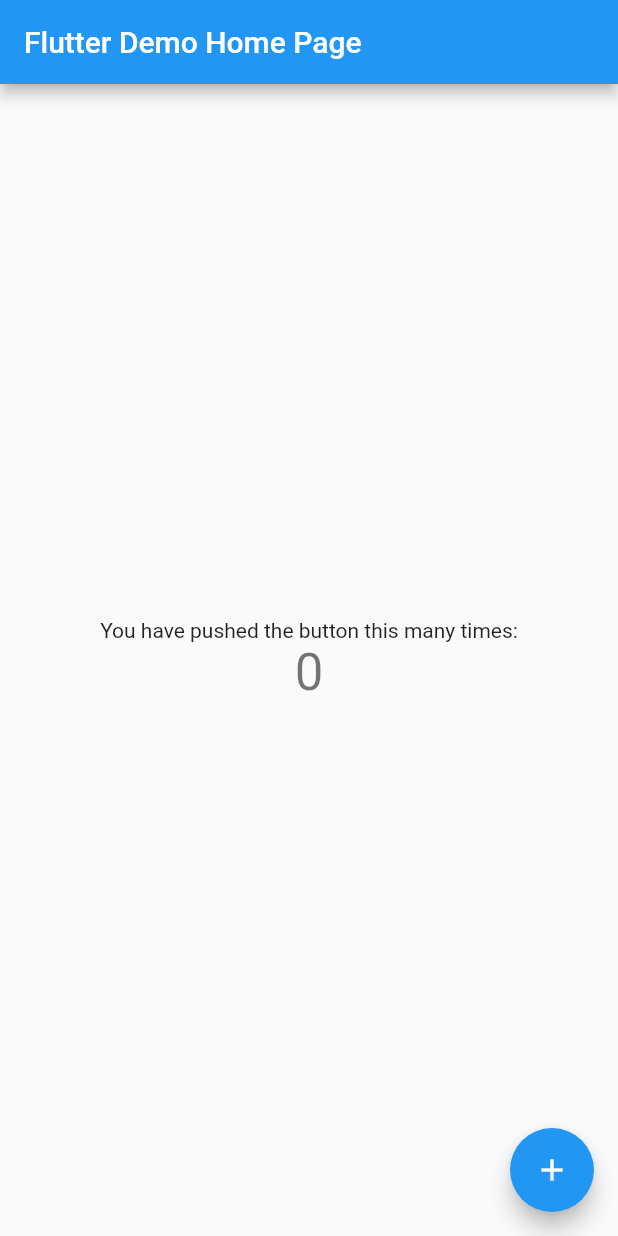
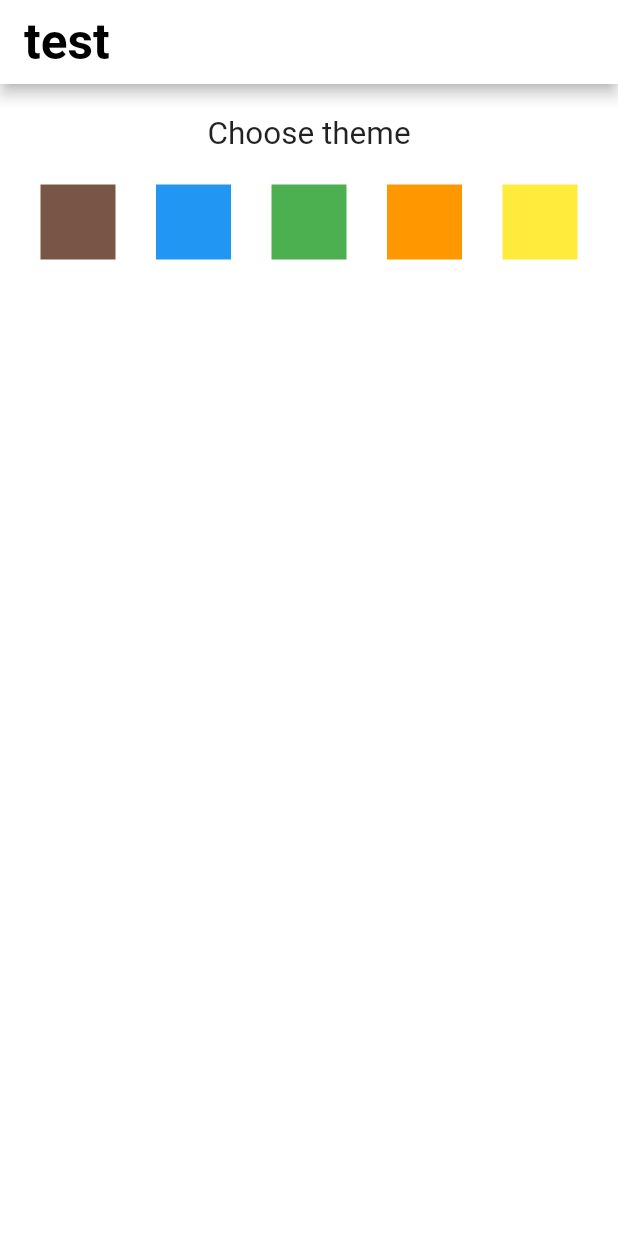
Before and after one commit to matua/advanced_widgets, a Flutter app: the screen it shows after launch, on a phone screen of 412 x 824 dp. Run offline on Flutter 3.47's test engine with Material 2 defaults, Android fonts, the phone set to English and light mode, and no system bars.

Commit message:
app color profile changer using InheritedWidget and Provider (for managing state of model inside InheritedWidget)

```diff
--- /dev/null
+++ b/lib/business/theme_controller.dart
@@ -0,0 +1,33 @@
+import 'package:flutter/material.dart';
+
+class ThemeController extends InheritedWidget {
+  const ThemeController({
+    Key? key,
+    required this.myThemeData,
+    required Widget child,
+  }) : super(key: key, child: child);
+
+  final MyThemeData myThemeData;
+
+  static MyThemeData of(BuildContext context) {
+    final ThemeController? myTextTheme =
+        context.dependOnInheritedWidgetOfExactType<ThemeController>();
+    return myTextTheme!.myThemeData;
+  }
+
+  @override
+  bool updateShouldNotify(ThemeController oldWidget) =>
+      myThemeData != oldWidget.myThemeData;
+}
+
+class MyThemeData {
+  MyThemeData({
+    required this.appBarColor,
+    required this.backGroundColor,
+    required this.appBarTitleTextColor,
+  });
+
+  Color? appBarColor;
+  Color? backGroundColor;
+  Color? appBarTitleTextColor;
+}
--- /dev/null
+++ b/lib/business/theme_state.dart
@@ -0,0 +1,18 @@
+import 'package:advanced_widgets/business/theme_controller.dart';
+import 'package:flutter/material.dart';
+
+class ThemeState extends ChangeNotifier {
+  MyThemeData myThemeData = MyThemeData(
+    appBarColor: Colors.white,
+    backGroundColor: Colors.white,
+    appBarTitleTextColor: Colors.black,
+  );
+
+  void changeTheme(
+      Color appBarColor, Color backGroundColor, Color appBarTitleTextColor) {
+    myThemeData.appBarColor = appBarColor;
+    myThemeData.backGroundColor = backGroundColor;
+    myThemeData.appBarTitleTextColor = appBarTitleTextColor;
+    notifyListeners();
+  }
+}
--- a/lib/main.dart
+++ b/lib/main.dart
@@ -1,115 +1,10 @@
+import 'package:advanced_widgets/views/weather_app.dart';
 import 'package:flutter/material.dart';
+import 'package:provider/provider.dart';
+
+import 'business/theme_state.dart';
 
 void main() {
-  runApp(const MyApp());
+  runApp(ChangeNotifierProvider<ThemeState>(
+      create: (BuildContext context) => ThemeState(), child: WeatherApp()));
 }
-
-class MyApp extends StatelessWidget {
-  const MyApp({Key? key}) : super(key: key);
-
-  // This widget is the root of your application.
-  @override
-  Widget build(BuildContext context) {
-    return MaterialApp(
-      title: 'Flutter Demo',
-      theme: ThemeData(
-        // This is the theme of your application.
-        //
-        // Try running your application with "flutter run". You'll see the
-        // application has a blue toolbar. Then, without quitting the app, try
-        // changing the primarySwatch below to Colors.green and then invoke
-        // "hot reload" (press "r" in the console where you ran "flutter run",
-        // or simply save your changes to "hot reload" in a Flutter IDE).
-        // Notice that the counter didn't reset back to zero; the application
-        // is not restarted.
-        primarySwatch: Colors.blue,
-      ),
-      home: const MyHomePage(title: 'Flutter Demo Home Page'),
-    );
-  }
-}
-
-class MyHomePage extends StatefulWidget {
-  const MyHomePage({Key? key, required this.title}) : super(key: key);
-
-  // This widget is the home page of your application. It is stateful, meaning
-  // that it has a State object (defined below) that contains fields that affect
-  // how it looks.
-
-  // This class is the configuration for the state. It holds the values (in this
-  // case the title) provided by the parent (in this case the App widget) and
-  // used by the build method of the State. Fields in a Widget subclass are
-  // always marked "final".
-
-  final String title;
-
-  @override
-  State<MyHomePage> createState() => _MyHomePageState();
-}
-
-class _MyHomePageState extends State<MyHomePage> {
-  int _counter = 0;
-
-  void _incrementCounter() {
-    setState(() {
-      // This call to setState tells the Flutter framework that something has
-      // changed in this State, which causes it to rerun the build method below
-      // so that the display can reflect the updated values. If we changed
-      // _counter without calling setState(), then the build method would not be
-      // called again, and so nothing would appear to happen.
-      _counter++;
-    });
-  }
-
-  @override
-  Widget build(BuildContext context) {
-    // This method is rerun every time setState is called, for instance as done
-    // by the _incrementCounter method above.
-    //
-    // The Flutter framework has been optimized to make rerunning build methods
-    // fast, so that you can just rebuild anything that needs updating rather
-    // than having to individually change instances of widgets.
-    return Scaffold(
-      appBar: AppBar(
-        // Here we take the value from the MyHomePage object that was created by
-        // the App.build method, and use it to set our appbar title.
-        title: Text(widget.title),
-      ),
-      body: Center(
-        // Center is a layout widget. It takes a single child and positions it
-        // in the middle of the parent.
-        child: Column(
-          // Column is also a layout widget. It takes a list of children and
-          // arranges them vertically. By default, it sizes itself to fit its
-          // children horizontally, and tries to be as tall as its parent.
-          //
-          // Invoke "debug painting" (press "p" in the console, choose the
-          // "Toggle Debug Paint" action from the Flutter Inspector in Android
-          // Studio, or the "Toggle Debug Paint" command in Visual Studio Code)
-          // to see the wireframe for each widget.
-          //
-          // Column has various properties to control how it sizes itself and
-          // how it positions its children. Here we use mainAxisAlignment to
-          // center the children vertically; the main axis here is the vertical
-          // axis because Columns are vertical (the cross axis would be
-          // horizontal).
-          mainAxisAlignment: MainAxisAlignment.center,
-          children: <Widget>[
-            const Text(
-              'You have pushed the button this many times:',
-            ),
-            Text(
-              '$_counter',
-              style: Theme.of(context).textTheme.headline4,
-            ),
-          ],
-        ),
-      ),
-      floatingActionButton: FloatingActionButton(
-        onPressed: _incrementCounter,
-        tooltip: 'Increment',
-        child: const Icon(Icons.add),
-      ), // This trailing comma makes auto-formatting nicer for build methods.
-    );
-  }
-}
--- /dev/null
+++ b/lib/views/color_picker_widget.dart
@@ -0,0 +1,31 @@
+import 'package:flutter/material.dart';
+import 'package:provider/provider.dart';
+
+import '../business/theme_state.dart';
+
+class ColorPickerWidget extends StatelessWidget {
+  ColorPickerWidget({
+    Key? key,
+    required this.color,
+    required this.backGroundColor,
+    required this.appBarTitleTextColor,
+  }) : super(key: key);
+  final Color color;
+  final Color backGroundColor;
+  final Color appBarTitleTextColor;
+
+  @override
+  Widget build(BuildContext context) {
+    return GestureDetector(
+        onTap: () => context
+            .read<ThemeState>()
+            .changeTheme(color, backGroundColor, appBarTitleTextColor),
+        child: SizedBox(
+          height: 50,
+          width: 50,
+          child: Container(
+            color: color,
+          ),
+        ));
+  }
+}
--- /dev/null
+++ b/lib/views/weather_app.dart
@@ -0,0 +1,92 @@
+import 'package:advanced_widgets/views/color_picker_widget.dart';
+import 'package:flutter/material.dart';
+import 'package:provider/provider.dart';
+
+import '../business/theme_controller.dart';
+import '../business/theme_state.dart';
+
+class WeatherApp extends StatefulWidget {
+  WeatherApp({Key? key}) : super(key: key);
+
+  @override
+  State<WeatherApp> createState() => _WeatherAppState();
+}
+
+class _WeatherAppState extends State<WeatherApp> {
+  late Brightness brightness;
+
+  @override
+  Widget build(BuildContext context) {
+    print('BUILD');
+    return ThemeController(
+      myThemeData: context.watch<ThemeState>().myThemeData,
+      child: SizedBox(
+          child: Builder(builder: (BuildContext themeControllerContext) {
+        return MaterialApp(
+            debugShowCheckedModeBanner: false,
+            title: 'Weather App',
+            theme: ThemeData(
+              appBarTheme: AppBarTheme(
+                  titleTextStyle: TextStyle(
+                      fontSize: 33,
+                      fontWeight: FontWeight.bold,
+                      color: ThemeController.of(themeControllerContext)
+                          .appBarTitleTextColor),
+                  backgroundColor:
+                      ThemeController.of(themeControllerContext).appBarColor),
+              scaffoldBackgroundColor:
+                  ThemeController.of(themeControllerContext).backGroundColor,
+            ),
+            home: Scaffold(
+                appBar: AppBar(
+                    title: Text(
+                  'test',
+                )),
+                body: Column(
+                  children: <Widget>[
+                    SizedBox(
+                      height: 21,
+                    ),
+                    Text(
+                      'Choose theme',
+                      style: TextStyle(fontSize: 21),
+                    ),
+                    SizedBox(
+                      height: 21,
+                    ),
+                    Row(
+                      mainAxisAlignment: MainAxisAlignment.spaceEvenly,
+                      children: <Widget>[
+                        ColorPickerWidget(
+                          color: Colors.brown,
+                          backGroundColor: Colors.brown.shade300,
+                          appBarTitleTextColor: Colors.yellow,
+                        ),
+                        ColorPickerWidget(
+                          color: Colors.blue,
+                          backGroundColor: Colors.blue.shade300,
+                          appBarTitleTextColor: Colors.orange,
+                        ),
+                        ColorPickerWidget(
+                          color: Colors.green,
+                          backGroundColor: Colors.green.shade300,
+                          appBarTitleTextColor: Colors.white,
+                        ),
+                        ColorPickerWidget(
+                          color: Colors.orange,
+                          backGroundColor: Colors.orange.shade300,
+                          appBarTitleTextColor: Colors.blue,
+                        ),
+                        ColorPickerWidget(
+                          color: Colors.yellow,
+                          backGroundColor: Colors.yellow.shade300,
+                          appBarTitleTextColor: Colors.brown,
+                        ),
+                      ],
+                    ),
+                  ],
+                )));
+      })),
+    );
+  }
+}
--- a/pubspec.yaml
+++ b/pubspec.yaml
@@ -29,6 +29,8 @@ environment:
 dependencies:
   flutter:
     sdk: flutter
+  provider: ^6.0.3
+
 
 
   # The following adds the Cupertino Icons font to your application.
```
Also changed, not shown: analysis_options.yaml (+40 -25 lines), pubspec.lock, 2 other files.
